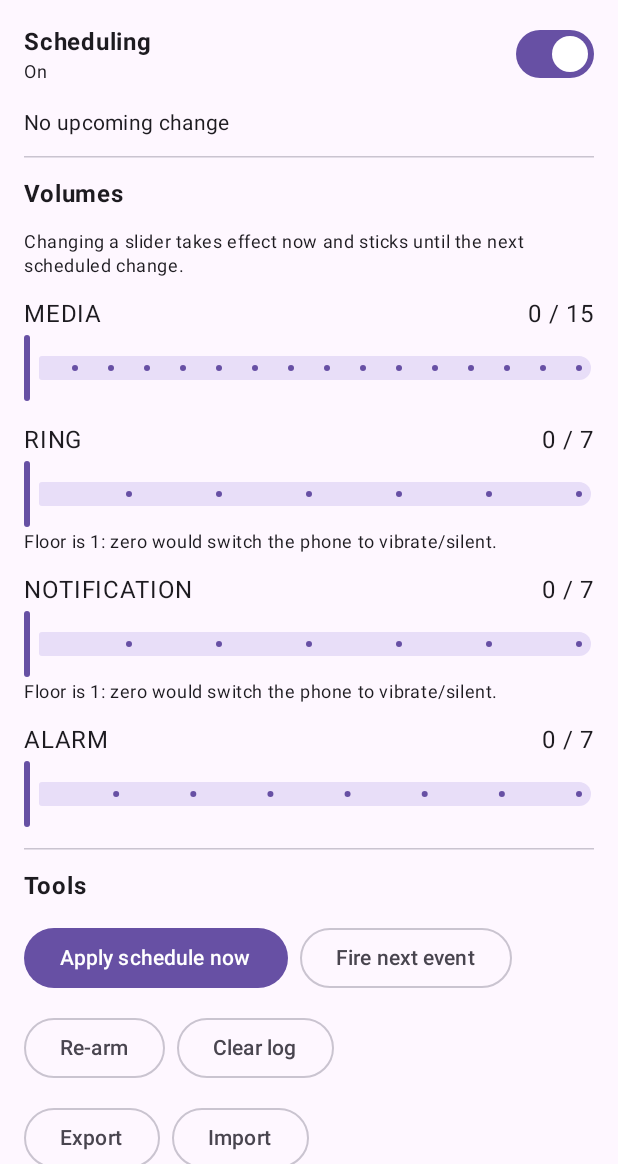
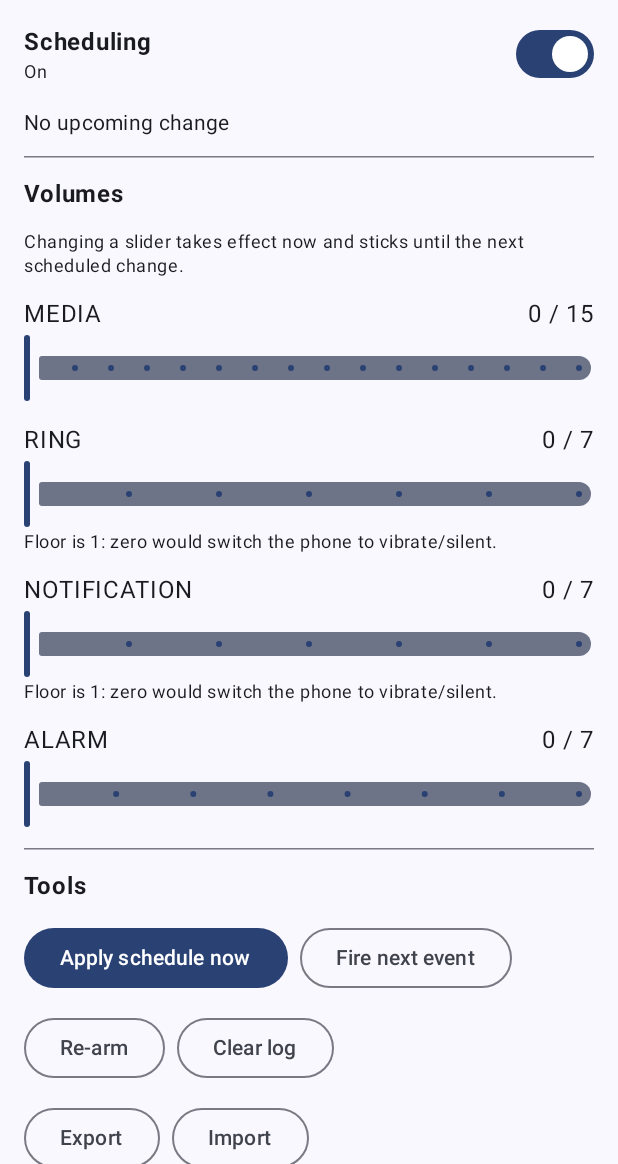
Before and after one commit to lorenzohess/android-volume-scheduler, an Android app built with Jetpack Compose: the screen it shows after launch (MainActivity), on a phone screen of 412 x 824 dp, the part 72-1236 px from its top. Run offline under Robolectric (Android 15) with nearby library versions, the phone set to English and light mode, and no system bars.

Commit message:
Fit the main screen to edge-to-edge and follow system dark mode
targetSdk 35 makes the app edge-to-edge on Android 15+, so the title
drew under the status bar and the bottom of the list under the
navigation bar. Pad the content by the safe-drawing insets.

The Compose theme was always light inside a DayNight window, which in
dark mode leaves white status bar icons on a white surface. Use the
dynamic light/dark scheme (minSdk 34, so always available), fill the
window with the Surface, and call enableEdgeToEdge() so bar icon
contrast tracks the same setting.

Co-Authored-By: Claude Opus 5.5 <noreply@anthropic.com>
Claude-Session: https://claude.ai/code/session_01GgKnNdrrEjXzbRcb3RBYQv

```diff
--- a/app/src/main/kotlin/dev/lh/volsched/ui/MainActivity.kt
+++ b/app/src/main/kotlin/dev/lh/volsched/ui/MainActivity.kt
@@ -3,15 +3,31 @@ package dev.lh.volsched.ui
 import android.os.Bundle
 import androidx.activity.ComponentActivity
 import androidx.activity.compose.setContent
+import androidx.activity.enableEdgeToEdge
+import androidx.compose.foundation.isSystemInDarkTheme
+import androidx.compose.foundation.layout.fillMaxSize
 import androidx.compose.material3.MaterialTheme
 import androidx.compose.material3.Surface
+import androidx.compose.material3.dynamicDarkColorScheme
+import androidx.compose.material3.dynamicLightColorScheme
+import androidx.compose.ui.Modifier
+import androidx.compose.ui.platform.LocalContext
 
 class MainActivity : ComponentActivity() {
     override fun onCreate(savedInstanceState: Bundle?) {
+        // targetSdk 35 is edge-to-edge regardless; this also makes the system
+        // bar icons follow light/dark mode so they stay visible.
+        enableEdgeToEdge()
         super.onCreate(savedInstanceState)
         setContent {
-            MaterialTheme {
-                Surface { MainScreen() }
+            // Follow the system's dark mode and wallpaper colours. A fixed light
+            // scheme would put white status bar icons on a white background
+            // whenever the phone is in dark mode.
+            val context = LocalContext.current
+            val colors =
+                if (isSystemInDarkTheme()) dynamicDarkColorScheme(context) else dynamicLightColorScheme(context)
+            MaterialTheme(colorScheme = colors) {
+                Surface(Modifier.fillMaxSize()) { MainScreen() }
             }
         }
     }
--- a/app/src/main/kotlin/dev/lh/volsched/ui/MainScreen.kt
+++ b/app/src/main/kotlin/dev/lh/volsched/ui/MainScreen.kt
@@ -9,6 +9,7 @@ import androidx.compose.foundation.layout.Spacer
 import androidx.compose.foundation.layout.fillMaxWidth
 import androidx.compose.foundation.layout.height
 import androidx.compose.foundation.layout.padding
+import androidx.compose.foundation.layout.safeDrawingPadding
 import androidx.compose.foundation.rememberScrollState
 import androidx.compose.foundation.verticalScroll
 import androidx.compose.material3.Button
@@ -123,6 +124,9 @@ fun MainScreen() {
 
     Column(
         modifier = Modifier
+            // Keep content clear of the status and navigation bars, which the
+            // app draws behind since it is edge-to-edge.
+            .safeDrawingPadding()
             .verticalScroll(rememberScrollState())
             .padding(16.dp),
         verticalArrangement = Arrangement.spacedBy(12.dp),
```
